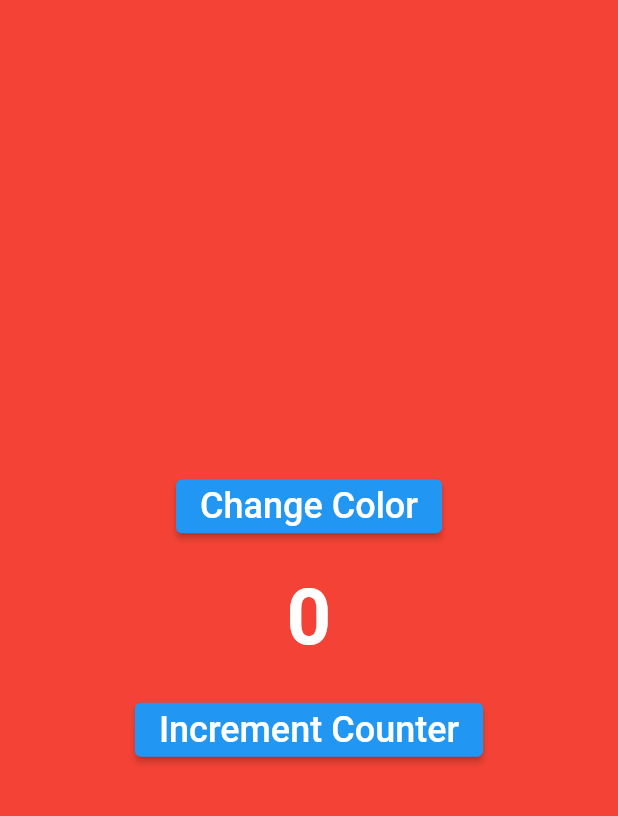
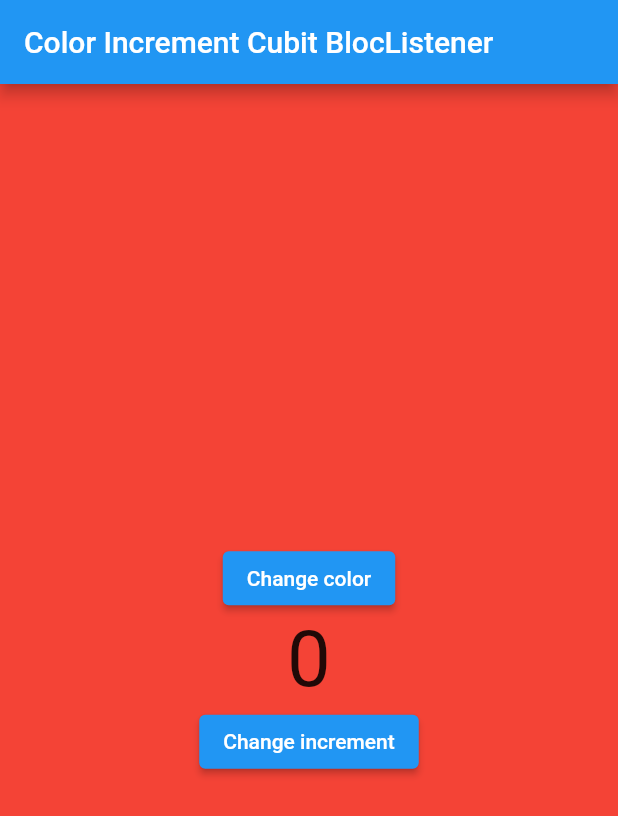
Before and after one commit to a01r066/flutter_bloc_demo, a Flutter app: the screen it shows after launch, on a phone screen of 412 x 824 dp. Shown: the top 816 px of the screen. Run offline on Flutter 3.47's test engine with Material 2 defaults, Android fonts, the phone set to English and light mode, and no system bars; our stand-ins replace bloc, equatable, flutter_bloc.

Commit message:
Cubit to Cubit communication using BlocListener

```diff
--- a/lib/app_widget.dart
+++ b/lib/app_widget.dart
@@ -3,6 +3,7 @@ import 'package:bloc_demo/blocs/bloc2bloc_BlocListener/blcolor_increment_page.da
 import 'package:bloc_demo/blocs/counter/bloc_counter.dart';
 import 'package:bloc_demo/blocs/theme/theme_page.dart';
 import 'package:bloc_demo/cubits/cubit2cubit/color_increment_page.dart';
+import 'package:bloc_demo/cubits/cubit2cubit_bloclistener/cb_color_increment_page.dart';
 import 'package:bloc_demo/cubits/theme/cubit_theme_page.dart';
 import 'package:flutter/material.dart';
 import 'package:flutter_bloc/flutter_bloc.dart';
@@ -12,10 +13,13 @@ class AppWidget extends StatelessWidget {
   @override
   Widget build(BuildContext context) {
     // Bloc to Bloc BlocListener - Color increment
-    return const BlColorIncrementPage();
+    // return const BlColorIncrementPage();
 
     // Bloc to Bloc - Color increment
     // return BlocColorIncrementPage();
+
+    // Cubit to cubit BlocListener - Color increment
+    return CbColorIncrementPage();
 
     // Cubit to Cubit - Color increment
     // return ColorIncrementPage();
--- /dev/null
+++ b/lib/cubits/cubit2cubit_bloclistener/cb_color_increment_page.dart
@@ -0,0 +1,82 @@
+import 'package:bloc_demo/cubits/cubit2cubit_bloclistener/color/cb_color_cubit.dart';
+import 'package:bloc_demo/cubits/cubit2cubit_bloclistener/increment/cb_increment_cubit.dart';
+import 'package:flutter/material.dart';
+import 'package:flutter_bloc/flutter_bloc.dart';
+
+class CbColorIncrementPage extends StatelessWidget {
+  const CbColorIncrementPage({Key? key}) : super(key: key);
+
+  @override
+  Widget build(BuildContext context) {
+    return MultiBlocProvider(
+      providers: [
+        BlocProvider<CbColorCubit>(create: (context) => CbColorCubit()),
+        BlocProvider<CbIncrementCubit>(create: (context) => CbIncrementCubit()),
+      ],
+      child: MaterialApp(
+        title: 'Material App',
+        home: CbColorIncrementWidget(),
+      ),
+    );
+  }
+}
+
+class CbColorIncrementWidget extends StatefulWidget {
+  const CbColorIncrementWidget({
+    Key? key,
+  }) : super(key: key);
+
+  @override
+  State<CbColorIncrementWidget> createState() => _CbColorIncrementWidgetState();
+}
+
+class _CbColorIncrementWidgetState extends State<CbColorIncrementWidget> {
+  int incrementSize = 1;
+
+  @override
+  Widget build(BuildContext context) {
+    return BlocListener<CbColorCubit, CbColorState>(
+      listener: (context, colorState) {
+        if (colorState.color == Colors.red) {
+          incrementSize = 1;
+        } else if (colorState.color == Colors.green) {
+          incrementSize = 10;
+        } else if (colorState.color == Colors.blue) {
+          incrementSize = 100;
+        } else if (colorState.color == Colors.black) {
+          incrementSize = -100;
+          context.read<CbIncrementCubit>().changeIncrement(-100);
+        }
+      },
+      child: Scaffold(
+        backgroundColor: context.watch<CbColorCubit>().state.color,
+        appBar: AppBar(
+          title: Text('Color Increment Cubit BlocListener'),
+        ),
+        body: Center(
+          child: Column(
+            mainAxisAlignment: MainAxisAlignment.center,
+            children: [
+              ElevatedButton(
+                onPressed: () {
+                  context.read<CbColorCubit>().changeColor();
+                },
+                child: Text("Change color"),
+              ),
+              Text(
+                "${context.watch<CbIncrementCubit>().state.increment}",
+                style: TextStyle(fontSize: 52.0),
+              ),
+              ElevatedButton(
+                onPressed: () {
+                  context.read<CbIncrementCubit>().changeIncrement(incrementSize);
+                },
+                child: Text("Change increment"),
+              ),
+            ],
+          ),
+        ),
+      ),
+    );
+  }
+}
--- /dev/null
+++ b/lib/cubits/cubit2cubit_bloclistener/color/cb_color_cubit.dart
@@ -0,0 +1,23 @@
+import 'dart:ui';
+
+import 'package:bloc/bloc.dart';
+import 'package:equatable/equatable.dart';
+import 'package:flutter/material.dart';
+
+part 'cb_color_state.dart';
+
+class CbColorCubit extends Cubit<CbColorState> {
+  CbColorCubit() : super(CbColorState.initial());
+
+  changeColor(){
+    if(state.color == Colors.red){
+      emit(state.copyWith(color: Colors.green));
+    } else if(state.color == Colors.green){
+      emit(state.copyWith(color: Colors.blue));
+    } else if(state.color == Colors.blue){
+      emit(state.copyWith(color: Colors.black));
+    } else {
+      emit(state.copyWith(color: Colors.red));
+    }
+  }
+}
--- /dev/null
+++ b/lib/cubits/cubit2cubit_bloclistener/color/cb_color_state.dart
@@ -0,0 +1,23 @@
+part of 'cb_color_cubit.dart';
+
+class CbColorState extends Equatable {
+  const CbColorState({ required this.color });
+
+  final Color color;
+
+  @override
+  List<Object> get props => [color];
+
+  @override
+  String toString() {
+    return "CbColorState(color: $color)";
+  }
+
+  factory CbColorState.initial(){
+    return const CbColorState(color: Colors.red);
+  }
+
+  CbColorState copyWith({ Color? color }){
+    return CbColorState(color: color ?? this.color);
+  }
+}
--- /dev/null
+++ b/lib/cubits/cubit2cubit_bloclistener/increment/cb_increment_cubit.dart
@@ -0,0 +1,13 @@
+import 'dart:async';
+import 'package:bloc/bloc.dart';
+import 'package:equatable/equatable.dart';
+
+part 'cb_increment_state.dart';
+
+class CbIncrementCubit extends Cubit<CbIncrementState> {
+  CbIncrementCubit() : super(CbIncrementState.initial());
+
+  changeIncrement(int incrementSize){
+    emit(state.copyWith(increment: state.increment + incrementSize));
+  }
+}
--- /dev/null
+++ b/lib/cubits/cubit2cubit_bloclistener/increment/cb_increment_state.dart
@@ -0,0 +1,23 @@
+part of 'cb_increment_cubit.dart';
+
+class CbIncrementState extends Equatable {
+  const CbIncrementState({ required this.increment });
+
+  final int increment;
+
+  @override
+  List<Object> get props => [increment];
+
+  @override
+  String toString() {
+    return "CbIncrementState(increment: $increment)";
+  }
+
+  factory CbIncrementState.initial(){
+    return const CbIncrementState(increment: 0);
+  }
+
+  CbIncrementState copyWith({ int? increment }){
+    return CbIncrementState(increment: increment ?? this.increment);
+  }
+}
```
Also changed, not shown: lib/blocs/bloc2bloc_bloclistener/blcolor_increment_page.dart (renamed from lib/blocs/bloc2bloc_BlocListener/blcolor_increment_page.dart), lib/blocs/bloc2bloc_bloclistener/color/bl_color_bloc.dart (renamed from lib/blocs/bloc2bloc_BlocListener/color/bl_color_bloc.dart), lib/blocs/bloc2bloc_bloclistener/color/bl_color_event.dart (renamed from lib/blocs/bloc2bloc_BlocListener/color/bl_color_event.dart), lib/blocs/bloc2bloc_bloclistener/color/bl_color_state.dart (renamed from lib/blocs/bloc2bloc_BlocListener/color/bl_color_state.dart), lib/blocs/bloc2bloc_bloclistener/increment/bl_increment_bloc.dart (renamed from lib/blocs/bloc2bloc_BlocListener/increment/bl_increment_bloc.dart), lib/blocs/bloc2bloc_bloclistener/increment/bl_increment_event.dart (renamed from lib/blocs/bloc2bloc_BlocListener/increment/bl_increment_event.dart), lib/blocs/bloc2bloc_bloclistener/increment/bl_increment_state.dart (renamed from lib/blocs/bloc2bloc_BlocListener/increment/bl_increment_state.dart).
